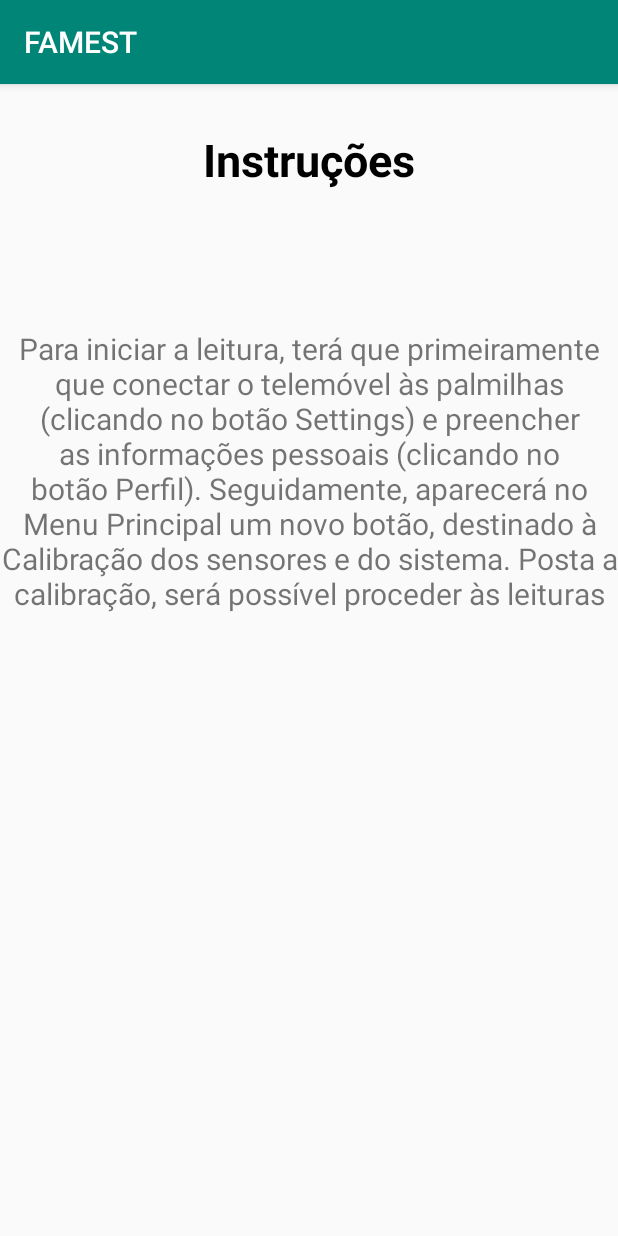
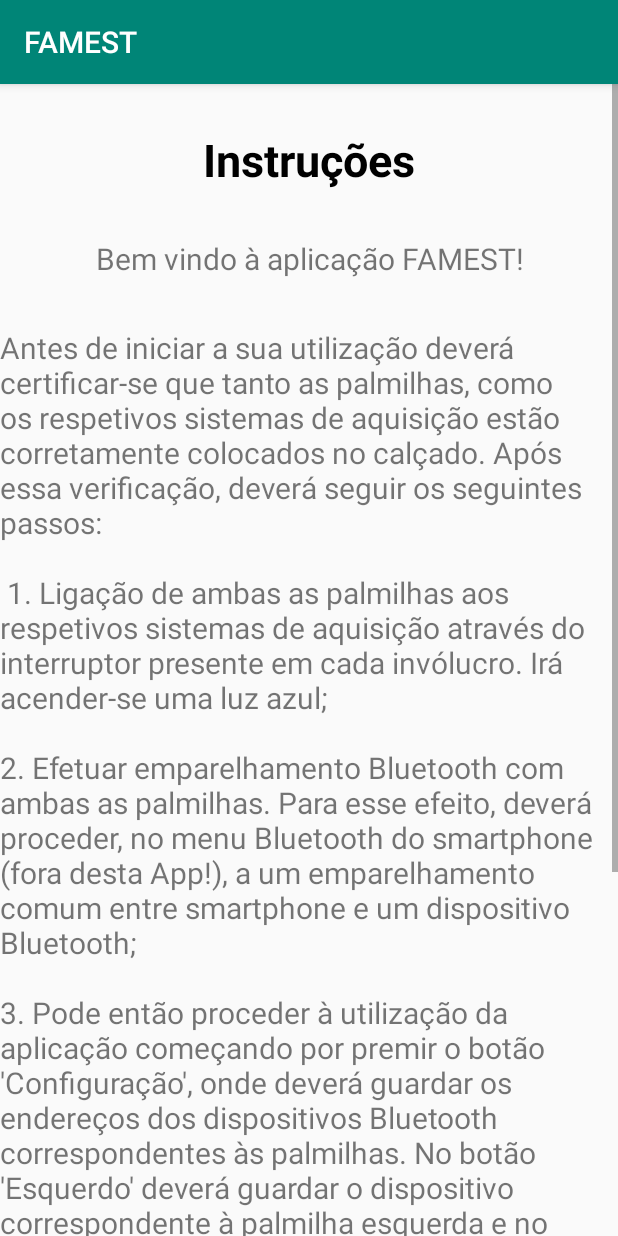
Before and after one commit to flmcampos/Famest_android_app, an Android app: the screen it shows after launch (MainActivity), after a tap on "INSTRUÇÕES", on a phone screen of 412 x 824 dp. Run offline under Robolectric (Android 15) with nearby library versions, the phone set to English and light mode, and no system bars.

Commit message:
Alteração do texto de instruções

```diff
--- a/app/src/main/java/com/example/shear_app/MainActivity.java
+++ b/app/src/main/java/com/example/shear_app/MainActivity.java
@@ -16,11 +16,10 @@ import androidx.appcompat.app.AppCompatActivity;
 
 public class MainActivity extends AppCompatActivity {
 
-    int aux = 0;
+    //int aux = 0;
     int c =0;
-    private Button calibration, instructions, bt, prof_;
+    private Button calibration;
     boolean currentlayout = false;
-    private TextView welcome;
 
     Bundle bn;
 
@@ -30,12 +29,12 @@ public class MainActivity extends AppCompatActivity {
         setContentView(R.layout.activity_main);
 
         calibration = findViewById(R.id.goToStart);
-        instructions = findViewById(R.id.goToInstructions);
+        /*instructions = findViewById(R.id.goToInstructions);
         bt = findViewById(R.id.goToSettings);
         prof_ = findViewById(R.id.goToProfile);
         //welcome = findViewById(R.id.welcome_text);
 
-        /*if (aux==0) {
+        if (aux==0) {
             calibration.setVisibility(View.INVISIBLE);
             instructions.setVisibility(View.INVISIBLE);
             bt.setVisibility(View.INVISIBLE);
--- a/app/src/main/res/layout/data.xml
+++ b/app/src/main/res/layout/data.xml
@@ -49,7 +49,9 @@
             android:layout_height="wrap_content"
             android:layout_marginTop="16dp"
             android:text="@string/dados"
+            android:textAllCaps="false"
             android:textSize="24sp"
+            android:textStyle="bold"
             app:layout_constraintEnd_toEndOf="parent"
             app:layout_constraintStart_toStartOf="parent"
             app:layout_constraintTop_toTopOf="parent" />
--- a/app/src/main/res/layout/instructions.xml
+++ b/app/src/main/res/layout/instructions.xml
@@ -1,10 +1,13 @@
 <?xml version="1.0" encoding="utf-8"?>
-<androidx.constraintlayout.widget.ConstraintLayout xmlns:android="http://schemas.android.com/apk/res/android"
+<ScrollView xmlns:android="http://schemas.android.com/apk/res/android"
     xmlns:app="http://schemas.android.com/apk/res-auto"
     xmlns:tools="http://schemas.android.com/tools"
     android:layout_width="match_parent"
     android:layout_height="match_parent">
 
+    <androidx.constraintlayout.widget.ConstraintLayout
+        android:layout_height="wrap_content"
+        android:layout_width="match_parent">
     <TextView
         android:id="@+id/textView8"
         android:layout_width="wrap_content"
@@ -22,14 +25,40 @@
     <TextView
         android:id="@+id/textView9"
         android:layout_width="match_parent"
-        android:layout_height="545dp"
-        android:layout_marginTop="92dp"
+        android:layout_height="wrap_content"
+        android:layout_marginTop="32dp"
         android:gravity="center_horizontal"
-        android:text="Para iniciar a leitura, terá que primeiramente que conectar o telemóvel às palmilhas (clicando no botão Settings) e preencher as informações pessoais (clicando no botão Perfil). Seguidamente, aparecerá no Menu Principal um novo botão, destinado à Calibração dos sensores e do sistema. Posta a calibração, será possível proceder às leituras"
+        android:text="Bem vindo à aplicação FAMEST!"
         android:textAlignment="center"
         android:textSize="20sp"
         app:layout_constraintEnd_toEndOf="parent"
         app:layout_constraintHorizontal_bias="0.5"
         app:layout_constraintStart_toStartOf="parent"
         app:layout_constraintTop_toBottomOf="@+id/textView8" />
-</androidx.constraintlayout.widget.ConstraintLayout>
+
+    <TextView
+        android:id="@+id/instructions"
+        android:layout_width="match_parent"
+        android:layout_height="wrap_content"
+        android:layout_marginTop="32dp"
+        android:text="Antes de iniciar a sua utilização deverá certificar-se que tanto as palmilhas,
+como os respetivos sistemas de aquisição estão corretamente colocados no calçado.
+Após essa verificação, deverá seguir os seguintes passos:\n\n
+1. Ligação de ambas as palmilhas aos respetivos sistemas de aquisição através do interruptor presente
+em cada invólucro. Irá acender-se uma luz azul;\n\n2. Efetuar emparelhamento Bluetooth com ambas as
+palmilhas. Para esse efeito, deverá proceder, no menu Bluetooth do smartphone (fora desta App!), a um
+emparelhamento comum entre smartphone e um dispositivo Bluetooth; \n\n3. Pode então proceder à
+utilização da aplicação começando por premir o botão 'Configuração', onde deverá guardar os endereços
+dos dispositivos Bluetooth correspondentes às palmilhas. No botão 'Esquerdo' deverá guardar o
+dispositivo correspondente à palmilha esquerda e no botão 'Direito', o correspondente à palmilha
+direita;\n\n4. De seguida, deverá preencher as suas informações pessoais, clicando no botão 'Perfil';
+\n\n5. É possível agora iniciar a calibração procedendo ao clique do botão 'Calibração'. O utilizador
+deverá estar 15 segundos estático após início da contagem; \n\n6. Finalmente, clicando em 'Leitura'
+a sessão de monitorização de pressões plantares irá começar."
+        android:textSize="20sp"
+        app:layout_constraintEnd_toEndOf="parent"
+        app:layout_constraintHorizontal_bias="0.5"
+        app:layout_constraintStart_toStartOf="parent"
+        app:layout_constraintTop_toBottomOf="@+id/textView9" />
+    </androidx.constraintlayout.widget.ConstraintLayout>
+</ScrollView>
--- a/app/src/main/res/values/strings.xml
+++ b/app/src/main/res/values/strings.xml
@@ -20,5 +20,5 @@
     <string name="open_nav_drawer">Open navigation drawer</string>
     <string name="close_nav_drawer">Close navigation drawer</string>
     <string name="todo">TODO</string>
-    <string name="dados">Dados</string>
+    <string name="dados"><u>Dados</u></string>
 </resources>
```
Also changed, not shown: 13 other files.
